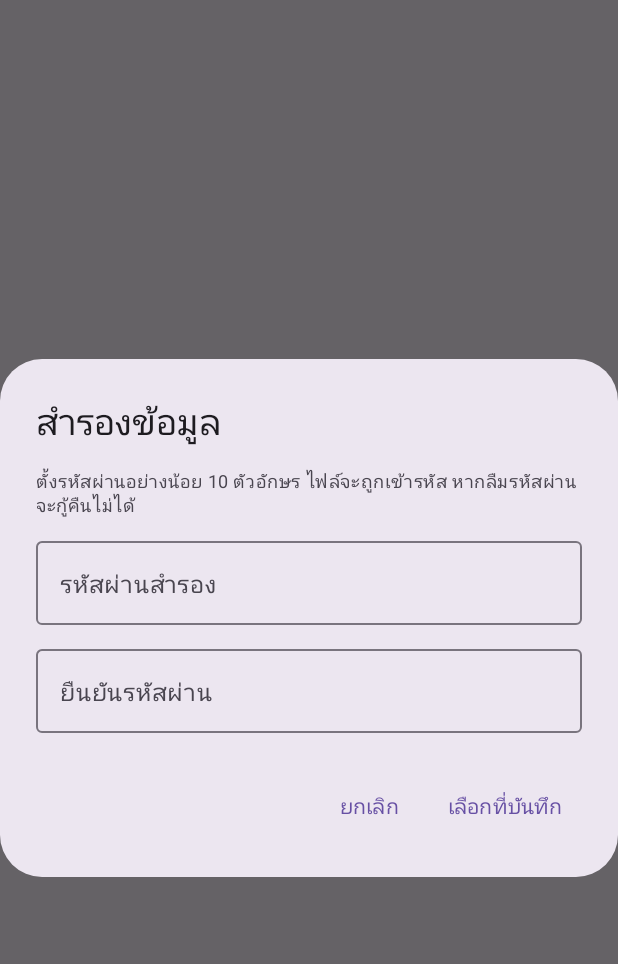
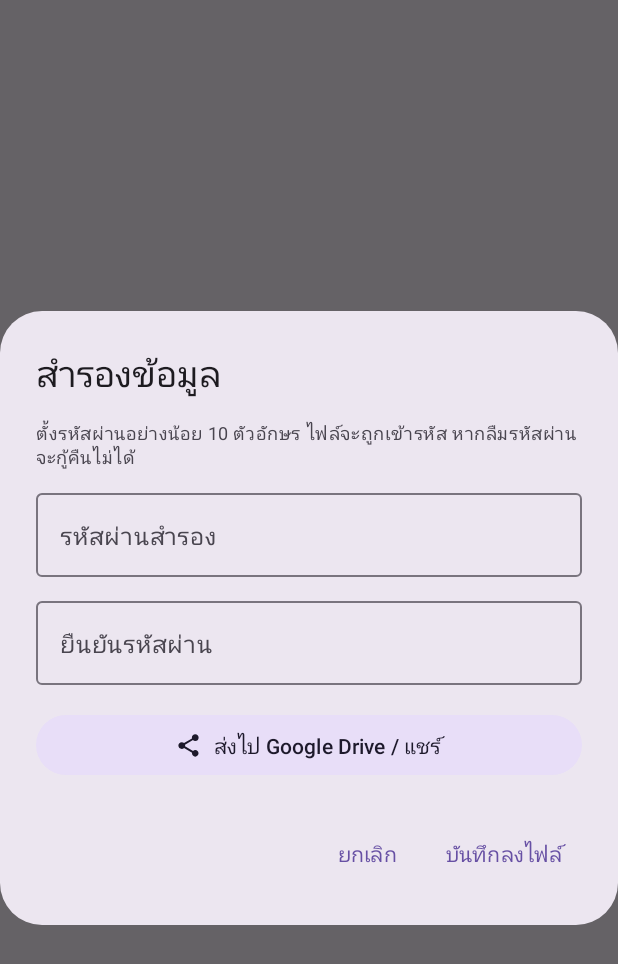
Before and after one commit to 99Patipan/PrivateNotes-Android, an Android app built with Jetpack Compose: the composable ExportDialog called with empty values, on a phone screen of 412 x 824 dp. Shown: the top 964 px of the screen. Run offline under Robolectric (Android 15) with nearby library versions, the phone set to English and light mode, and no system bars.

Commit message:
Update from Zip2Git

```diff
--- a/app/build.gradle.kts
+++ b/app/build.gradle.kts
@@ -13,8 +13,8 @@ android {
         applicationId = "th.privatenotes"
         minSdk = 26
         targetSdk = 35
-        versionCode = 6
-        versionName = "1.5.0"
+        versionCode = 7
+        versionName = "1.6.0"
     }
 
     buildTypes {
--- a/app/src/main/java/th/privatenotes/ui/Screens.kt
+++ b/app/src/main/java/th/privatenotes/ui/Screens.kt
@@ -749,6 +749,7 @@ fun ExportDialog(
     busy: Boolean,
     unreadable: Int,
     onStart: (String, String) -> Unit,
+    onShare: (String, String) -> Unit,
     onDismiss: () -> Unit
 ) {
     var pw by remember { mutableStateOf("") }
@@ -758,7 +759,7 @@ fun ExportDialog(
         properties = DialogProperties(securePolicy = SecureFlagPolicy.SecureOn),
         title = { Text("สำรองข้อมูล") },
         text = {
-            Column {
+            Column(Modifier.verticalScroll(rememberScrollState())) {
                 Text(
                     "ตั้งรหัสผ่านอย่างน้อย 10 ตัวอักษร ไฟล์จะถูกเข้ารหัส " +
                         "หากลืมรหัสผ่านจะกู้คืนไม่ได้",
@@ -776,10 +777,20 @@ fun ExportDialog(
                 PasswordField("รหัสผ่านสำรอง", pw) { pw = it }
                 Spacer(Modifier.height(8.dp))
                 PasswordField("ยืนยันรหัสผ่าน", pw2) { pw2 = it }
+                Spacer(Modifier.height(16.dp))
+                FilledTonalButton(
+                    enabled = !busy,
+                    onClick = { onShare(pw, pw2) },
+                    modifier = Modifier.fillMaxWidth()
+                ) {
+                    Icon(Icons.Default.Share, null, Modifier.size(18.dp))
+                    Spacer(Modifier.width(8.dp))
+                    Text("ส่งไป Google Drive / แชร์")
+                }
             }
         },
         confirmButton = {
-            TextButton(enabled = !busy, onClick = { onStart(pw, pw2) }) { Text("เลือกที่บันทึก") }
+            TextButton(enabled = !busy, onClick = { onStart(pw, pw2) }) { Text("บันทึกลงไฟล์") }
         },
         dismissButton = { TextButton(onClick = onDismiss) { Text("ยกเลิก") } }
     )
--- /dev/null
+++ b/app/src/main/res/xml/file_paths.xml
@@ -0,0 +1,5 @@
+<?xml version="1.0" encoding="utf-8"?>
+<paths>
+    <!-- Encrypted backups written here only so another app (e.g. Google Drive) can read them. -->
+    <cache-path name="backups" path="backups/" />
+</paths>
```
Also changed, not shown: app/src/main/AndroidManifest.xml (+9 -0 lines), app/src/main/java/th/privatenotes/MainActivity.kt (+24 -1 lines), app/src/main/java/th/privatenotes/NotesViewModel.kt (+82 -20 lines), 2 other files.
